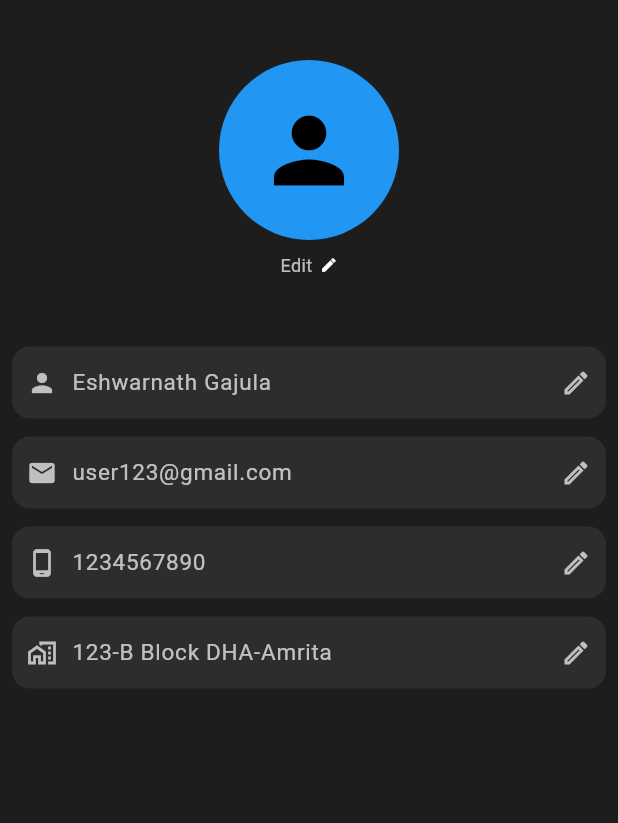
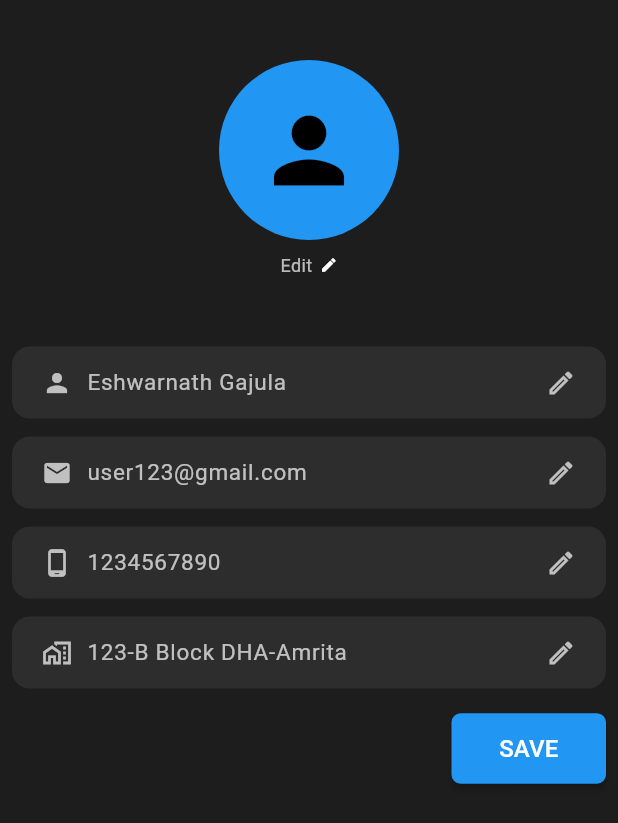
Before and after one commit to Eshwarnath24/Movie-Vault, a Flutter app: the EditProfile widget shown alone on an empty page, opened directly, on a phone screen of 412 x 824 dp. Shown: the top 823 px of the screen. Run offline on Flutter 3.47's test engine with Material 3 defaults, Android fonts, the phone set to English and light mode, and no system bars; our stand-ins replace carousel_slider, flutter_svg, video_player; network calls fail.

Commit message:
classify pages and edit profile edits

```diff
--- a/lib/main.dart
+++ b/lib/main.dart
@@ -1,6 +1,6 @@
 import 'package:flutter/material.dart';
-import 'package:ott/pages/movieVault.dart';
-import 'pages/moviePage.dart';
+import 'package:ott/pages/Main/movieVault.dart';
+import 'pages/Main/moviePage.dart';
 
 void main() {
   runApp(const MainApp());
@@ -27,7 +27,7 @@ class MainApp extends StatelessWidget {
           border: InputBorder.none,
         ),
       ),
-      home: MovieDetailPage(),
+      home: MovieVault(),
     );
   }
 }
--- a/lib/pages/forgotPassword.dart
+++ b/lib/pages/Authorization/forgotPassword.dart
@@ -1,5 +1,5 @@
 import 'package:flutter/material.dart';
-import 'package:ott/pages/signin.dart';
+import 'package:ott/pages/Authorization/signin.dart';
 import 'codeSentPage.dart';
 
 class ForgetPassword extends StatefulWidget {
--- a/lib/pages/signin.dart
+++ b/lib/pages/Authorization/signin.dart
@@ -1,9 +1,9 @@
 import 'package:flutter/gestures.dart';
 import 'package:flutter/material.dart';
 import 'package:flutter_svg/flutter_svg.dart';
-import 'package:ott/pages/forgotPassword.dart';
-import 'package:ott/pages/movieVault.dart';
-import 'package:ott/pages/signup.dart';
+import 'package:ott/pages/Authorization/forgotPassword.dart';
+import 'package:ott/pages/Main/movieVault.dart';
+import 'package:ott/pages/Authorization/signup.dart';
 
 class Signin extends StatefulWidget {
   const Signin({super.key});
--- a/lib/pages/signup.dart
+++ b/lib/pages/Authorization/signup.dart
@@ -1,6 +1,6 @@
 import 'package:flutter/material.dart';
 import 'package:flutter_svg/flutter_svg.dart';
-import 'package:ott/pages/signin.dart';
+import 'package:ott/pages/Authorization/signin.dart';
 
 class Signup extends StatefulWidget {
   const Signup({super.key});
--- a/lib/pages/splashScreen.dart
+++ b/lib/pages/Authorization/splashScreen.dart
@@ -1,5 +1,5 @@
 import 'package:flutter/material.dart';
-import 'package:ott/pages/signin.dart'; // Make sure this path is correct for your project
+import 'package:ott/pages/Authorization/signin.dart'; // Make sure this path is correct for your project
 import 'package:video_player/video_player.dart';
 
 class SplashScreen extends StatefulWidget {
--- a/lib/pages/editProfile.dart
+++ b/lib/pages/Bottom Navbar/editProfile.dart
@@ -8,7 +8,6 @@ class EditProfile extends StatefulWidget {
 }
 
 class _EditProfileState extends State<EditProfile> {
-
   Widget _createProfileEditOptions(String hintText, IconData icon) {
     return Container(
       padding: EdgeInsets.symmetric(horizontal: 10),
@@ -19,6 +18,7 @@ class _EditProfileState extends State<EditProfile> {
       ),
       child: Row(
         children: [
+          SizedBox(width: 10),
           Icon(icon, size: 20, color: Colors.white70),
           SizedBox(width: 10),
           Expanded(
@@ -32,12 +32,16 @@ class _EditProfileState extends State<EditProfile> {
             ),
           ),
           SizedBox(width: 10),
-          Icon(Icons.mode_edit_outline_outlined, size: 20, color: Colors.white70),
+          Icon(
+            Icons.mode_edit_outline_outlined,
+            size: 20,
+            color: Colors.white70,
+          ),
+          SizedBox(width: 10),
         ],
       ),
     );
   }
-
 
   @override
   Widget build(BuildContext context) {
@@ -64,24 +68,19 @@ class _EditProfileState extends State<EditProfile> {
                     "Edit",
                     style: TextStyle(color: Colors.white70, fontSize: 12),
                   ),
-                  SizedBox(width: 5,),
-                  Icon(Icons.edit, size: 12,),
+                  SizedBox(width: 5),
+                  Icon(Icons.edit, size: 12),
                 ],
               ),
             ],
           ),
           SizedBox(height: 40),
+
           Expanded(
             child: ListView(
               children: [
-                _createProfileEditOptions(
-                  "Eshwarnath Gajula",
-                  Icons.person,
-                ),
-                _createProfileEditOptions(
-                  "user123@gmail.com",
-                  Icons.mail,
-                ),
+                _createProfileEditOptions("Eshwarnath Gajula", Icons.person),
+                _createProfileEditOptions("user123@gmail.com", Icons.mail),
                 _createProfileEditOptions(
                   "1234567890",
                   Icons.phone_android_rounded,
@@ -89,6 +88,31 @@ class _EditProfileState extends State<EditProfile> {
                 _createProfileEditOptions(
                   "123-B Block DHA-Amrita",
                   Icons.maps_home_work_outlined,
+                ),
+
+                SizedBox(height: 10,),
+
+                Row(
+                  mainAxisAlignment: MainAxisAlignment.end,
+                  children: [
+                    MaterialButton(
+                      onPressed: () {
+                        print("Save tapped");
+                        // You can save the controller.text value here
+                      },
+                      minWidth: MediaQuery.of(context).size.width / 4,
+                      color: Colors.blue, // button background
+                      textColor: Colors.white, // text color
+                      padding: EdgeInsets.symmetric(
+                        horizontal: 30,
+                        vertical: 12,
+                      ),
+                      shape: RoundedRectangleBorder(
+                        borderRadius: BorderRadius.circular(6),
+                      ),
+                      child: Text("SAVE", style: TextStyle(fontSize: 16)),
+                    ),
+                  ],
                 ),
               ],
             ),
--- a/lib/pages/profile.dart
+++ b/lib/pages/Bottom Navbar/profile.dart
@@ -1,7 +1,7 @@
 import 'package:flutter/material.dart';
-import 'package:ott/pages/editPassword.dart';
-import 'package:ott/pages/editProfile.dart';
-import 'package:ott/pages/signin.dart';
+import 'package:ott/pages/Bottom%20Navbar/editPassword.dart';
+import 'package:ott/pages/Bottom%20Navbar/editProfile.dart';
+import 'package:ott/pages/Authorization/signin.dart';
 
 class Profile extends StatefulWidget {
   final void Function(Widget) changePage;
--- a/lib/pages/movieVault.dart
+++ b/lib/pages/Main/movieVault.dart
@@ -1,6 +1,6 @@
 import 'package:flutter/material.dart';
-import 'package:ott/pages/movieVaultHome.dart';
-import 'package:ott/pages/profile.dart';
+import 'package:ott/pages/Bottom%20Navbar/movieVaultHome.dart';
+import 'package:ott/pages/Bottom%20Navbar/profile.dart';
 
 class MovieVault extends StatefulWidget {
   const MovieVault({super.key});
```
Also changed, not shown: lib/pages/Authorization/codeSentPage.dart (renamed from lib/pages/codeSentPage.dart), lib/pages/Bottom Navbar/editPassword.dart (renamed from lib/pages/editPassword.dart), lib/pages/Bottom Navbar/movieVaultHome.dart (renamed from lib/pages/movieVaultHome.dart), lib/pages/Main/moviePage.dart (renamed from lib/pages/moviePage.dart).
